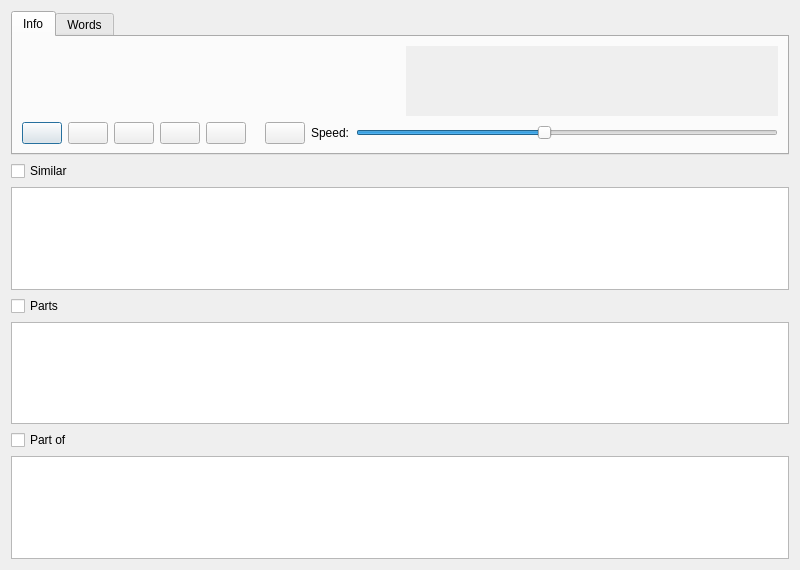
Qt form src/ui/kanji/KanjiDialog.ui (bakatrouble/bakajiten-qt) before a commit.
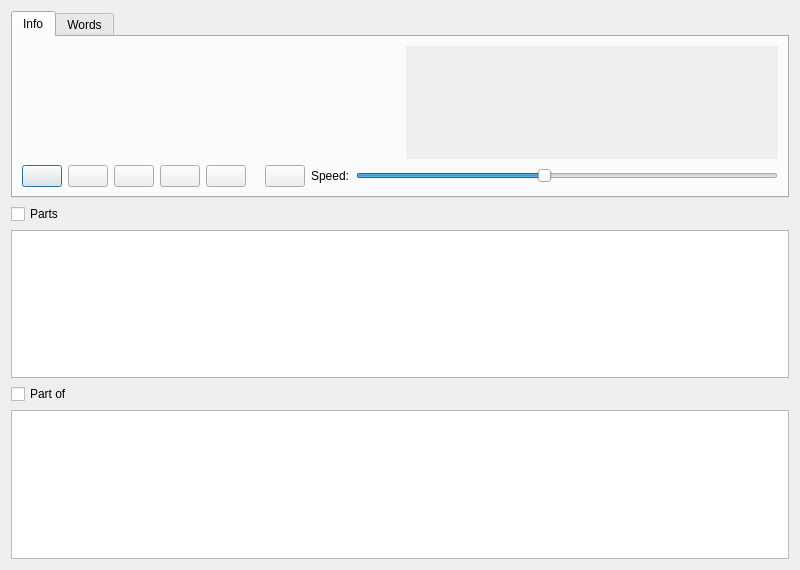
The same form after that commit. Custom widgets are drawn as their Qt base class.

Diff of the .ui file:
```diff
--- a/src/ui/kanji/KanjiDialog.ui
+++ b/src/ui/kanji/KanjiDialog.ui
@@ -248,19 +248,6 @@
      </widget>
     </widget>
    </item>
-   <item>
-    <widget class="QCheckBox" name="kanjiSimilarCheck">
-     <property name="text">
-      <string>Similar</string>
-     </property>
-     <property name="checked">
-      <bool>false</bool>
-     </property>
-    </widget>
-   </item>
-   <item>
-    <widget class="CandidateList" name="kanjiSimilarStrip"/>
-   </item>
    <item>
     <widget class="QCheckBox" name="kanjiPartsCheck">
      <property name="text">
```
